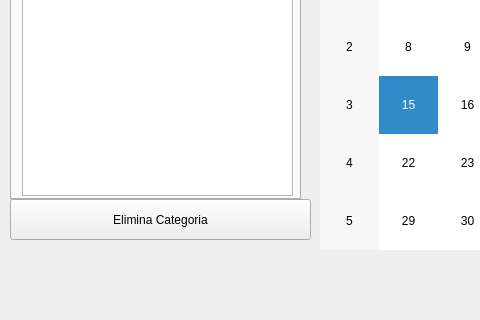
Old version of the form file_ui/mainwindow.ui in the repository TommasoBotarelli/MyD14ry; both pictures show x 0 to 480 and y 280 to 600 of the 800 by 600 pixel window.
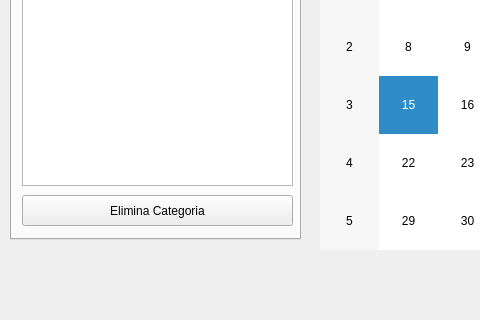
New version of the form. The open tabs and pages were chosen to show the change.

Commit message: Aggiornamento grafica mainwindow

```diff
--- a/file_ui/mainwindow.ui
+++ b/file_ui/mainwindow.ui
@@ -20,7 +20,7 @@
       <x>10</x>
       <y>40</y>
       <width>291</width>
-      <height>421</height>
+      <height>461</height>
      </rect>
     </property>
     <property name="currentIndex">
@@ -39,7 +39,7 @@
         <x>10</x>
         <y>10</y>
         <width>271</width>
-        <height>381</height>
+        <height>371</height>
        </rect>
       </property>
       <property name="editTriggers">
@@ -52,6 +52,19 @@
        <bool>true</bool>
       </property>
      </widget>
+     <widget class="QPushButton" name="pushButtonDeleteCategory">
+      <property name="geometry">
+       <rect>
+        <x>10</x>
+        <y>390</y>
+        <width>271</width>
+        <height>31</height>
+       </rect>
+      </property>
+      <property name="text">
+       <string>Elimina Categoria</string>
+      </property>
+     </widget>
     </widget>
     <widget class="QWidget" name="EventTab">
      <attribute name="title">
@@ -107,19 +120,6 @@
      <string>Cerca</string>
     </property>
    </widget>
-   <widget class="QPushButton" name="pushButtonDeleteCategory">
-    <property name="geometry">
-     <rect>
-      <x>10</x>
-      <y>460</y>
-      <width>301</width>
-      <height>41</height>
-     </rect>
-    </property>
-    <property name="text">
-     <string>Elimina Categoria</string>
-    </property>
-   </widget>
   </widget>
   <widget class="QMenuBar" name="menubar">
    <property name="geometry">
```
Left out of the diff: 12 changed lines with no effect on the pictures. The commit also changes 2 other files.
